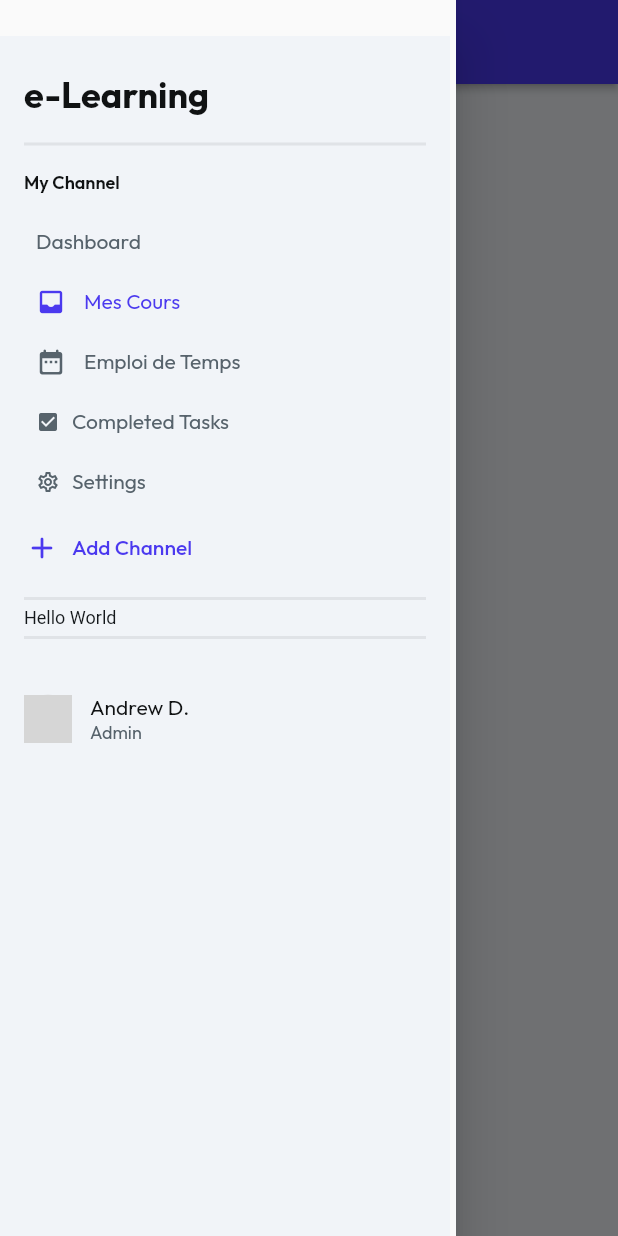
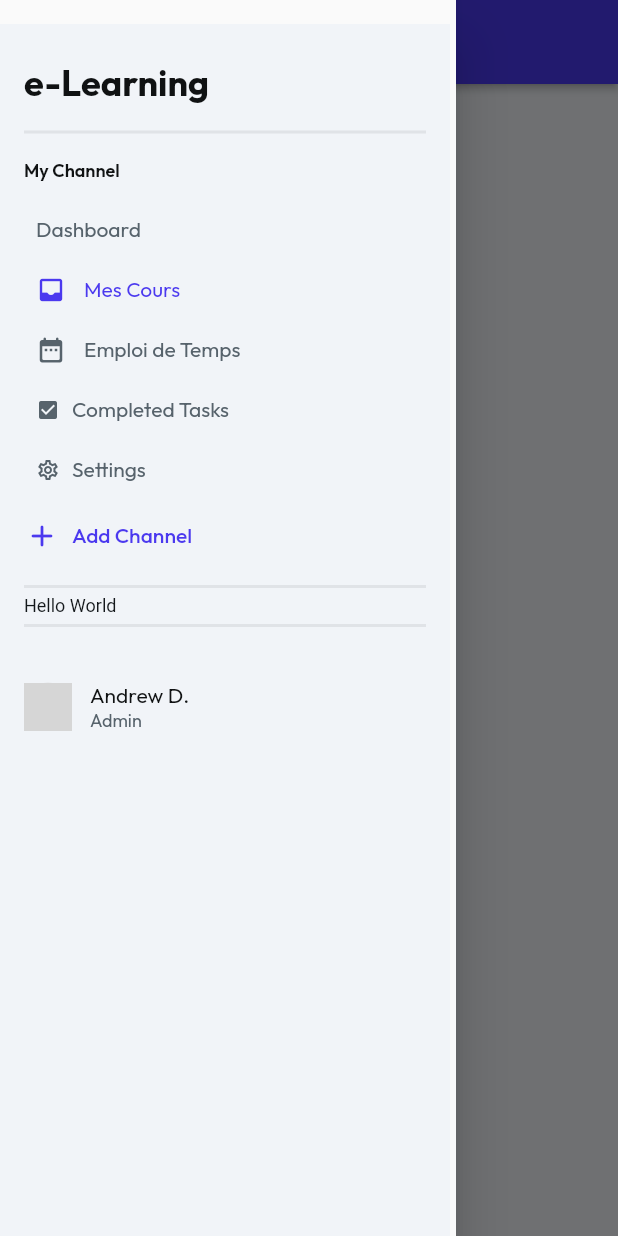
Before and after one commit to mamadouramadan723/e-Learning, a Flutter app: the screen it shows after launch, with the side drawer open, on a phone screen of 412 x 824 dp. Run offline on Flutter 3.47's test engine with Material 2 defaults, Android fonts, the phone set to English and light mode, and no system bars; drawn by our look-alikes of cached_network_image, flutter_animate; our stand-ins replace auto_size_text, cloud_firestore, firebase_auth, firebase_core, font_awesome_flutter, from_css_color and 9 more; missing offline and left inert: json_path; accounts and stored records are empty; network calls fail; Roboto replaces fonts that are missing (Readex Pro); grey boxes are pictures that could not be loaded.

Commit message:
Updating to latest FlutterFlow output.

```diff
--- a/lib/home_page/home_page_widget.dart
+++ b/lib/home_page/home_page_widget.dart
@@ -85,7 +85,7 @@ class _HomePageWidgetState extends State<HomePageWidget>
               tablet: false,
             ),
             child: Padding(
-              padding: EdgeInsetsDirectional.fromSTEB(0.0, 24.0, 4.0, 0.0),
+              padding: EdgeInsetsDirectional.fromSTEB(0.0, 16.0, 4.0, 0.0),
               child: Container(
                 width: 270.0,
                 height: 900.0,
```
